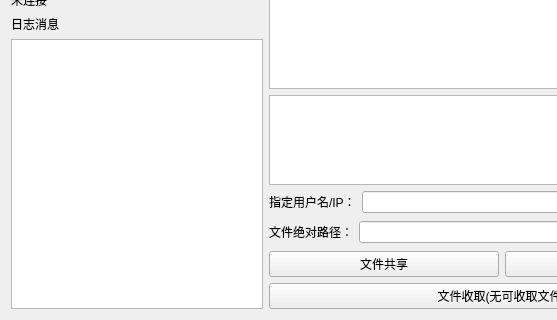
Qt form Client/Client/client.ui (RH211-sys/qt---simple-online-chat-room) before a commit; both pictures show x 0 to 557 and y 136 to 456 of the 745 by 456 pixel window.
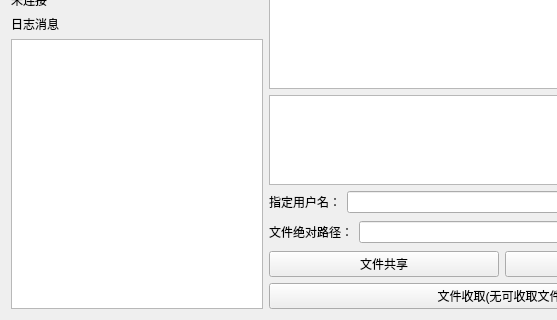
The same form after that commit.

Diff of the .ui file:
```diff
--- a/Client/Client/client.ui
+++ b/Client/Client/client.ui
@@ -152,7 +152,7 @@
            <item>
             <widget class="QLabel" name="label_5">
              <property name="text">
-              <string>指定用户名/IP：</string>
+              <string>指定用户名：</string>
              </property>
             </widget>
            </item>
```
